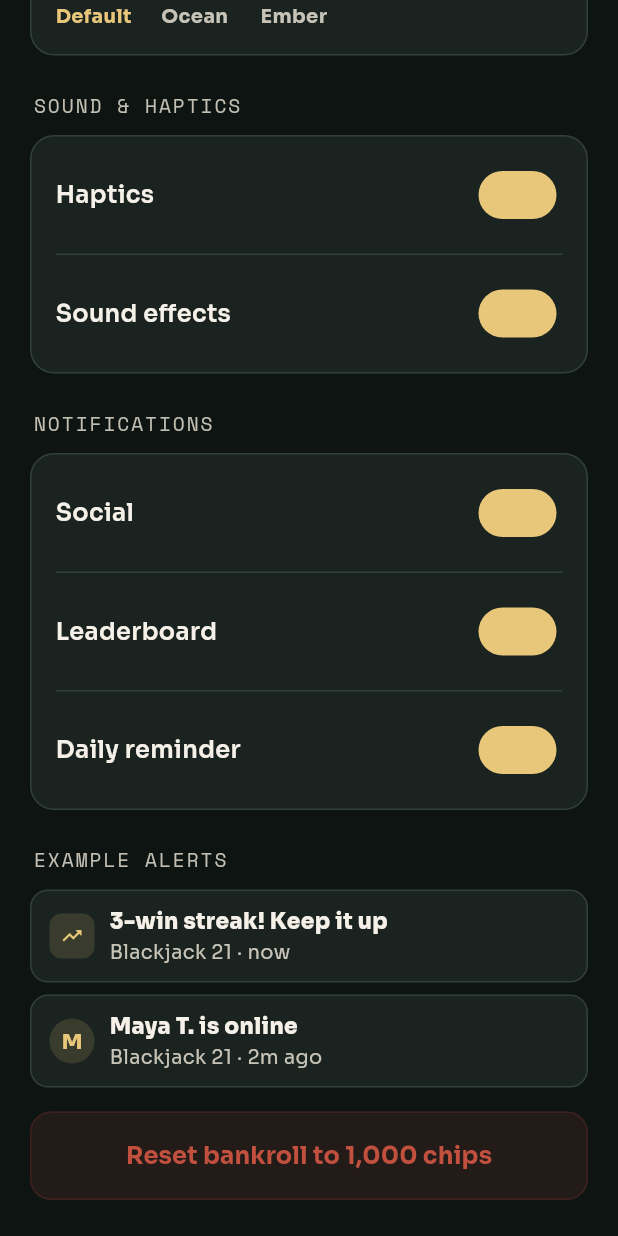
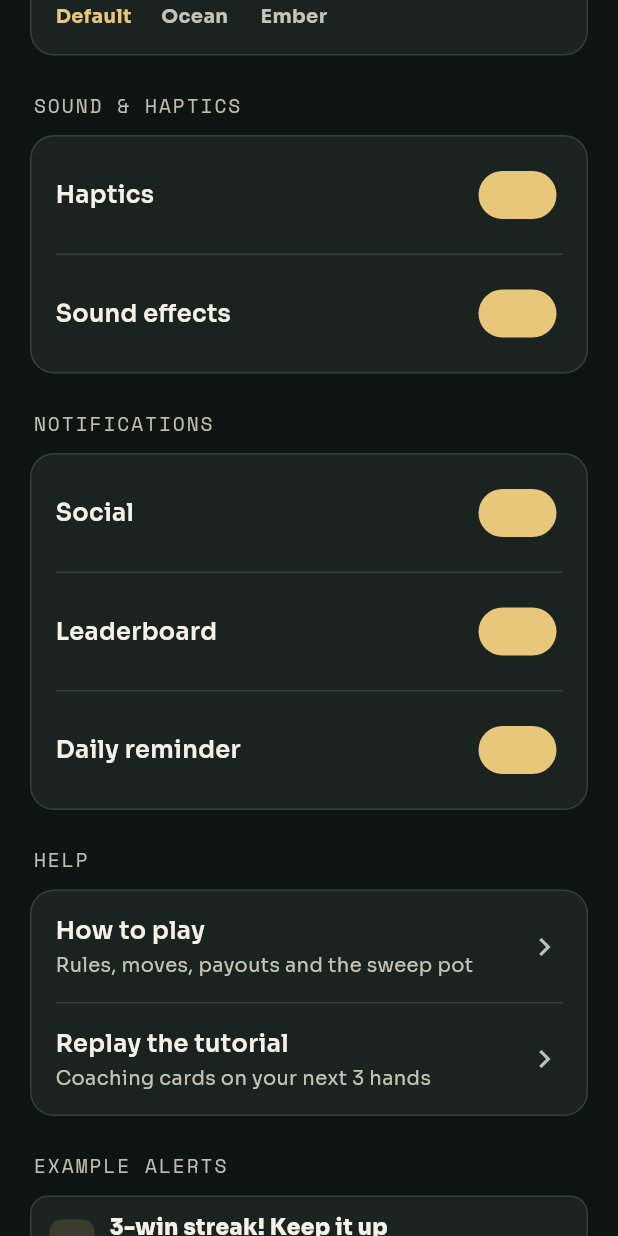
Before and after one commit to Micorlov/blackjack21_v2, a Flutter app: the SettingsScreen widget shown alone on an empty page, opened directly, scrolled down 525 dp, on a phone screen of 412 x 824 dp. Run offline on Flutter 3.47's test engine with Material 3 defaults, Android fonts, the phone set to English and light mode, and no system bars; our stand-ins replace audioplayers, cloud_firestore, firebase_auth, firebase_core, flutter_local_notifications, flutter_riverpod and 4 more; accounts and stored records are empty; network calls fail.

Commit message:
feat: coach the player's first three hands and add a How to play guide
A new player had no way to learn the game: the table opened straight onto a
betting tray, and rules like the sweep pot or when insurance is worth taking
were never explained anywhere.

The first three hands now carry a coaching card above the action panel, one
lesson per hand — play a hand (bet, hit/stand, read the result), read the
dealer's up-card and what a push is, then double/split/surrender and the
sweep pot. The text follows the phase, falls back to an insurance explanation
whenever the dealer shows an Ace, and quotes the live table minimum instead of
a hard-coded figure. "Skip" turns the coach off for good; Settings -> Help
replays it and opens the full rules guide, which is also one tap from the card
so a hand in progress is never disturbed.

Progress persists: tutorialRoundsSeen and tutorialDismissed join the saved-game
blob, and a save written before the tutorial existed falls back to hands played
so an existing player is never re-tutored.

The selection logic is a pure function over GameState, covered by
test/tutorial_test.dart alongside the new persistence cases.

Co-Authored-By: Claude Opus 5 <noreply@anthropic.com>

```diff
--- /dev/null
+++ b/lib/data/tutorial_data.dart
@@ -0,0 +1,179 @@
+import '../models/enums.dart';
+import '../utils/daily_bonus.dart';
+
+/// How many hands the first-run tutorial coaches the player through. One
+/// lesson per hand; after the third settles, the coach card stops appearing.
+const int kTutorialRounds = 3;
+
+/// A single coaching card: a short title and one or two sentences of body.
+/// `{min}` in [body] is replaced with the current table's minimum bet by
+/// `tutorialTipFor` — see `utils/tutorial.dart`.
+class TutorialTip {
+  final String title;
+  final String body;
+
+  const TutorialTip({required this.title, required this.body});
+}
+
+/// One lesson covers one hand. [tips] holds the card shown in each phase of
+/// that hand; a phase with no entry shows no card at all, so the coach stays
+/// out of the way once its point has been made.
+class TutorialLesson {
+  final String name;
+  final Map<RoundPhase, TutorialTip> tips;
+
+  const TutorialLesson({required this.name, required this.tips});
+}
+
+/// Shown whenever the dealer's up-card is an Ace, in any lesson: the offer is
+/// dealt at random, so it cannot be taught on a fixed hand.
+const TutorialTip kInsuranceTip = TutorialTip(
+  title: 'The dealer is showing an Ace',
+  body:
+      'Insurance costs half your bet and only pays — at 2:1 — if the dealer turns over a blackjack. '
+      'Most players decline it.',
+);
+
+/// The three first-hand lessons, in order. Each one teaches exactly one idea:
+/// how a hand is played, how to read the dealer, and what the extra moves and
+/// the table pot are for.
+const List<TutorialLesson> kTutorialLessons = [
+  TutorialLesson(
+    name: 'Play a hand',
+    tips: {
+      RoundPhase.betting: TutorialTip(
+        title: 'Put chips on the table',
+        body: 'Tap a chip to add it to your bet, then press DEAL. This table plays for {min} a hand and up.',
+      ),
+      RoundPhase.npcs: TutorialTip(
+        title: 'The other seats play first',
+        body: 'Every seat plays its hand before you do. Your turn starts the moment HIT and STAND light up.',
+      ),
+      RoundPhase.playing: TutorialTip(
+        title: 'Hit or stand',
+        body:
+            'Get closer to 21 than the dealer without going over. HIT takes one more card, STAND ends your turn. '
+            'Over 21 is a bust and the hand is gone.',
+      ),
+      RoundPhase.settlement: TutorialTip(
+        title: 'That is one hand',
+        body: 'Beating the dealer pays even money — your bet back and the same again. Deal the next one when ready.',
+      ),
+    },
+  ),
+  TutorialLesson(
+    name: 'Read the dealer',
+    tips: {
+      RoundPhase.betting: TutorialTip(
+        title: 'Bet again',
+        body: 'Winnings go straight into your balance. Anything from {min} up to the table maximum is a legal bet.',
+      ),
+      RoundPhase.playing: TutorialTip(
+        title: "Watch the dealer's up-card",
+        body:
+            'The dealer must draw under 17 and stand on 17 or more. Against a 2 through 6 the dealer busts often, '
+            'so stand early; against a 7 through Ace, keep drawing toward 17.',
+      ),
+      RoundPhase.settlement: TutorialTip(
+        title: 'A tie is a push',
+        body: "Matching the dealer's total returns your bet untouched. Only busting or finishing lower costs chips.",
+      ),
+    },
+  ),
+  TutorialLesson(
+    name: 'Bigger moves',
+    tips: {
+      RoundPhase.betting: TutorialTip(
+        title: 'Play for the table pot',
+        body:
+            'Every seat is betting too, and each bet they lose to the dealer drops into the pot on the felt. '
+            'Finish closest to 21 and the whole pot is yours.',
+      ),
+      RoundPhase.playing: TutorialTip(
+        title: 'Double, split, surrender',
+        body:
+            'DOUBLE doubles your bet for exactly one more card — strongest on 10 or 11. SPLIT turns a pair into two '
+            'hands. SURRENDER gives back half your bet on a hopeless start.',
+      ),
+      RoundPhase.settlement: TutorialTip(
+        title: 'You are on your own now',
+        body: 'That is the tutorial. The full rules stay in Settings → How to play whenever you want them.',
+      ),
+    },
+  ),
+];
+
+/// A section of the "How to play" guide: a heading and its lines. A line that
+/// starts with '· ' is rendered as a hanging-indented bullet by the sheet.
+class GuideSection {
+  final String title;
+  final List<String> lines;
+
+  const GuideSection({required this.title, required this.lines});
+}
+
+/// The reference guide behind "How to play". Every figure here is one the game
+/// actually pays out — see `_settle()` in `state/game_notifier.dart`.
+const List<GuideSection> kGuideSections = [
+  GuideSection(
+    title: 'The goal',
+    lines: [
+      'Finish with a hand closer to 21 than the dealer, without going over. '
+          'Every seat plays its own hand against the dealer, never against you.',
+    ],
+  ),
+  GuideSection(
+    title: 'What the cards are worth',
+    lines: [
+      'Number cards are worth their face value, and J, Q and K are worth 10.',
+      'An Ace counts 11 until that would take you over 21, and 1 after that — so A + 6 is 17 or 7, '
+          'whichever helps.',
+    ],
+  ),
+  GuideSection(
+    title: 'Your moves',
+    lines: [
+      '· HIT — take one more card. Over 21 and the hand is lost immediately.',
+      '· STAND — keep your total and end your turn.',
+      '· DOUBLE — double the bet and take exactly one more card. First two cards only.',
+      '· SPLIT — turn a pair into two separate hands, each with its own bet.',
+      '· SURRENDER — fold the opening hand and take back half the bet.',
+      '· INSURANCE — offered only when the dealer shows an Ace. Costs half your bet, pays 2:1 if the dealer '
+          'has blackjack.',
+    ],
+  ),
+  GuideSection(
+    title: 'How the dealer plays',
+    lines: [
+      'Once every seat has acted, the dealer turns the hole card over and draws until reaching 17. '
+          'The dealer stands on any 17, soft ones included.',
+      'If the dealer busts, every hand still standing wins.',
+    ],
+  ),
+  GuideSection(
+    title: 'What it pays',
+    lines: [
+      '· A winning hand pays even money — your bet back, plus the same again.',
+      '· Blackjack — an Ace with a ten-card on the first two cards — pays 3:2.',
+      '· A push returns your bet.',
+      '· Surrender returns half your bet.',
+    ],
+  ),
+  GuideSection(
+    title: 'The sweep pot',
+    lines: [
+      'Every bet the other seats lose to the dealer goes into the table pot shown on the felt.',
+      'Beat the dealer and finish at least as close to 21 as every seat still standing, and you take the whole '
+          'pot on top of your own win. Otherwise the best seat takes it.',
+    ],
+  ),
+  GuideSection(
+    title: 'Chips and limits',
+    lines: [
+      'Each table has its own minimum and maximum bet — the lobby lists them, and the betting panel reminds '
+          'you until your bet clears the minimum.',
+      'Drop below the minimum and the table hands you 1,000 complimentary chips. The lobby also pays a '
+          '$kDailyBonusChips-chip daily bonus every 24 hours.',
+    ],
+  ),
+];
--- a/lib/screens/settings_screen.dart
+++ b/lib/screens/settings_screen.dart
@@ -2,11 +2,13 @@ import 'package:flutter/material.dart';
 import 'package:flutter_riverpod/flutter_riverpod.dart';
 
 import '../data/game_data.dart';
+import '../data/tutorial_data.dart';
 import '../state/game_notifier.dart';
 import '../theme/app_colors.dart';
 import '../theme/app_text_styles.dart';
 import '../widgets/avatar_circle.dart';
 import '../widgets/buttons.dart';
+import '../widgets/how_to_play_sheet.dart';
 import '../widgets/panel_card.dart';
 
 /// Settings screen — account, avatar color, appearance, sound/haptics,
@@ -65,6 +67,22 @@ class SettingsScreen extends ConsumerWidget {
               _ToggleRowData('Social', state.notifSocial, notifier.toggleNotifSocial),
               _ToggleRowData('Leaderboard', state.notifLeaderboard, notifier.toggleNotifLeaderboard),
               _ToggleRowData('Daily reminder', state.notifDaily, notifier.toggleNotifDaily),
+            ],
+          ),
+          const SizedBox(height: 16),
+          const SectionLabel('Help'),
+          _LinkPanel(
+            rows: [
+              _LinkRowData(
+                label: 'How to play',
+                sublabel: 'Rules, moves, payouts and the sweep pot',
+                onTap: () => showHowToPlaySheet(context),
+              ),
+              _LinkRowData(
+                label: 'Replay the tutorial',
+                sublabel: 'Coaching cards on your next $kTutorialRounds hands',
+                onTap: notifier.restartTutorial,
+              ),
             ],
           ),
           const SizedBox(height: 16),
@@ -335,6 +353,60 @@ class _TogglePanel extends StatelessWidget {
   }
 }
 
+class _LinkRowData {
+  final String label;
+  final String sublabel;
+  final VoidCallback onTap;
+
+  const _LinkRowData({required this.label, required this.sublabel, required this.onTap});
+}
+
+/// Panel of tappable label + sublabel rows with a chevron, separated by
+/// hairlines — the same shape as [_TogglePanel], for actions rather than
+/// switches.
+class _LinkPanel extends StatelessWidget {
+  final List<_LinkRowData> rows;
+
+  const _LinkPanel({required this.rows});
+
+  @override
+  Widget build(BuildContext context) {
+    return Container(
+      decoration: panelDecoration(),
+      padding: const EdgeInsets.symmetric(horizontal: 16),
+      child: Column(
+        children: [
+          for (var i = 0; i < rows.length; i++)
+            InkWell(
+              onTap: rows[i].onTap,
+              child: Container(
+                padding: const EdgeInsets.symmetric(vertical: 15),
+                decoration: BoxDecoration(
+                  border: i < rows.length - 1 ? const Border(bottom: BorderSide(color: AppColors.border)) : null,
+                ),
+                child: Row(
+                  children: [
+                    Expanded(
+                      child: Column(
+                        crossAxisAlignment: CrossAxisAlignment.start,
+                        children: [
+                          Text(rows[i].label, style: AppText.sora(16, weight: FontWeight.w600)),
+                          const SizedBox(height: 2),
+                          Text(rows[i].sublabel, style: AppText.sora(13, color: AppColors.textMuted)),
+                        ],
+                      ),
+                    ),
+                    const Icon(Icons.chevron_right, color: AppColors.textLabel),
+                  ],
+                ),
+              ),
+            ),
+        ],
+      ),
+    );
+  }
+}
+
 /// Static preview cards showing what a couple of notification types look
 /// like — no interaction.
 class _ExampleAlerts extends StatelessWidget {
--- a/lib/screens/table/table_action_panel.dart
+++ b/lib/screens/table/table_action_panel.dart
@@ -4,6 +4,7 @@ import 'package:flutter_riverpod/flutter_riverpod.dart';
 import '../../models/enums.dart';
 import '../../models/game_state.dart';
 import '../../state/game_notifier.dart';
+import '../../widgets/tutorial_coach_card.dart';
 import 'table_betting_panel.dart';
 import 'table_chat_panel.dart';
 import 'table_insurance_panel.dart';
@@ -29,6 +30,10 @@ class TableActionPanel extends ConsumerWidget {
         crossAxisAlignment: CrossAxisAlignment.stretch,
         children: [
           if (state.tableChatOpen) const TableChatPanel(),
+          // Sits directly above whichever phase panel is active, so the advice
+          // and the buttons it talks about are read as one block. Collapses to
+          // nothing once the tutorial is done.
+          const TutorialCoachCard(),
           switch (state.phase) {
             RoundPhase.betting => const TableBettingPanel(),
             RoundPhase.insurance => const TableInsurancePanel(),
```
Also changed, not shown: lib/models/game_state.dart (+15 -0 lines), lib/services/game_store.dart (+14 -1 lines), lib/state/game_notifier.dart (+35 -0 lines), lib/utils/tutorial.dart (added, +49 -0 lines), lib/widgets/how_to_play_sheet.dart (added, +140 -0 lines), lib/widgets/tutorial_coach_card.dart (added, +86 -0 lines), 3 other files.
